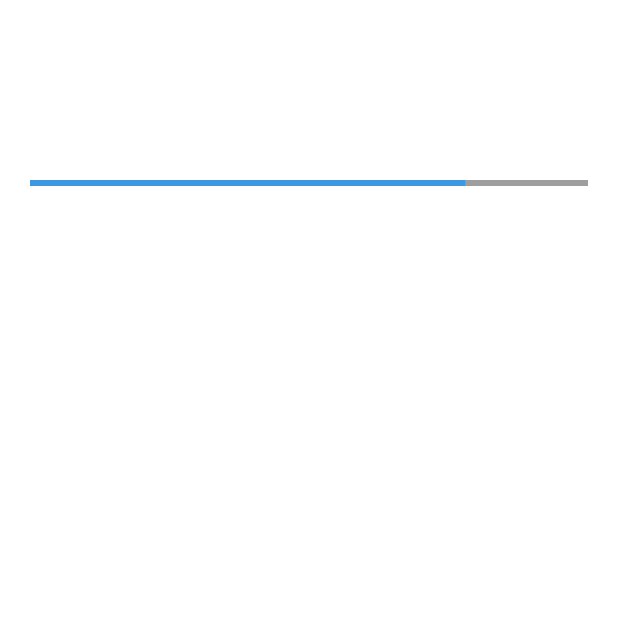
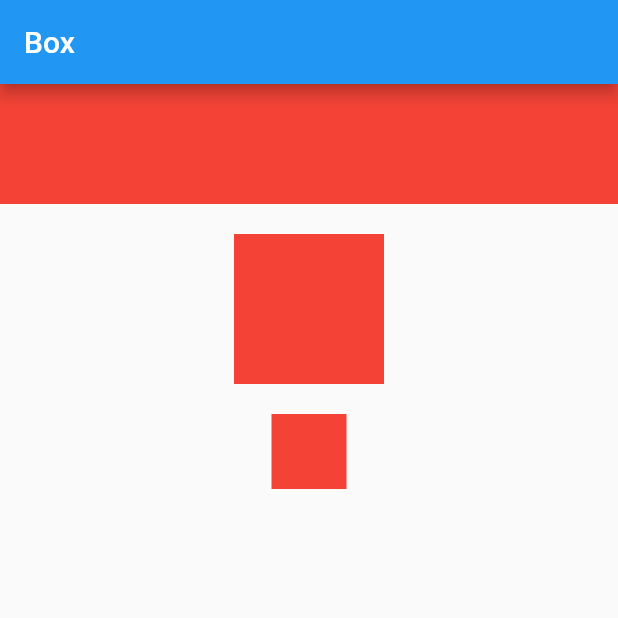
Before and after one commit to LeeWongSnail/FlutterLearning, a Flutter app: the screen it shows after launch, on a phone screen of 412 x 824 dp, the top half of it. Run offline on Flutter 3.47's test engine with Material 2 defaults, Android fonts, the phone set to English and light mode, and no system bars.

Commit message:
[comments]：提交ConstrainedBox和sizeBox的使用 [jira_id]：none [version]：

```diff
--- a/Demo/flutterui/lib/main.dart
+++ b/Demo/flutterui/lib/main.dart
@@ -57,24 +57,39 @@ class _ProgressRouteState extends State<ProgressRoute> with SingleTickerProvider
     super.dispose();
   }
 
+  Widget redBox = DecoratedBox(decoration: BoxDecoration(color: Colors.red));
+
   @override
   Widget build(BuildContext context) {
-    return Container(
-      color: Colors.white,
-      padding: EdgeInsets.only(top: 100),
-      child: SingleChildScrollView(
+    return Scaffold(
+      appBar: AppBar(
+        title: Text('Box'),
+      ),
+      body: Container(
         child: Column(
           children: [
-            Padding(padding: EdgeInsets.all(20),
-              child: LinearProgressIndicator(
-                backgroundColor: Colors.grey,
-                valueColor: ColorTween(begin: Colors.grey, end: Colors.blue).animate(_animationController),
-                value: _animationController.value,
+            ConstrainedBox(
+              constraints: BoxConstraints(
+                minHeight: 50,
+                minWidth: 50,
+              ),
+              child: Container(
+                height: 80,
+                color: Colors.red,
               ),
             ),
+            Padding(padding: EdgeInsets.only(top: 20)),
+            SizedBox(
+              width: 100,
+              height: 100,
+              child: redBox,
+            ),
+            Padding(padding: EdgeInsets.only(top: 20)),
+            ConstrainedBox(constraints: BoxConstraints.tightFor(width: 50, height: 50), child: redBox,),
           ],
         ),
-      ),
+      )
+
     );
 
   }
```
Also changed, not shown: Demo/flutterui/lib/flutterui_progress.dart (+17 -0 lines).
